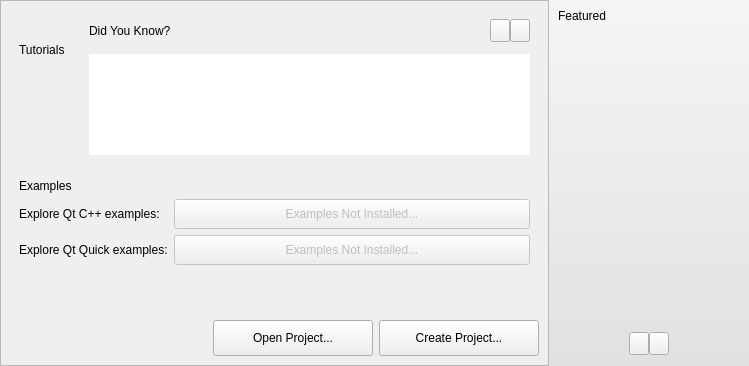
This is src/plugins/qt4projectmanager/gettingstartedwelcomepagewidget.ui in qt-creator/qt-creator as Qt 5 draws it before an edit. The edited form follows.
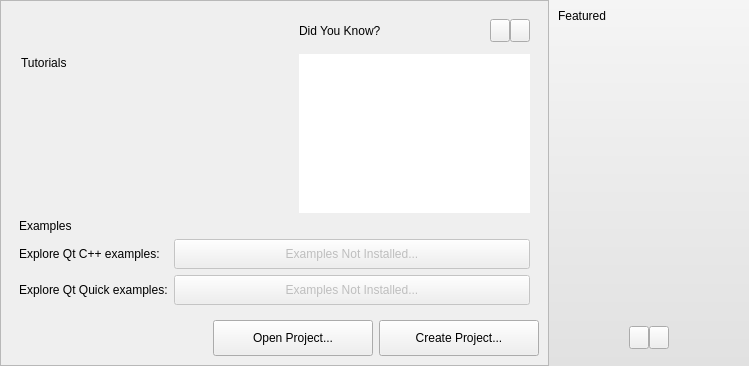
This is the edited form. Icons and pictures are not drawn. Custom widgets are drawn as their Qt base class.

Commit message:
Fix welcome screen with 120 dpi and translations with overlength
Task-number: QTCREATORBUG-2984

Patch:
```diff
--- a/src/plugins/qt4projectmanager/gettingstartedwelcomepagewidget.ui
+++ b/src/plugins/qt4projectmanager/gettingstartedwelcomepagewidget.ui
@@ -52,7 +52,20 @@
           </widget>
          </item>
          <item row="1" column="0">
-          <widget class="Utils::WelcomeModeTreeWidget" name="tutorialTreeWidget" native="true"/>
+          <widget class="Utils::WelcomeModeTreeWidget" name="tutorialTreeWidget" native="true">
+           <property name="minimumSize">
+            <size>
+             <width>260</width>
+             <height>0</height>
+            </size>
+           </property>
+           <property name="maximumSize">
+            <size>
+             <width>260</width>
+             <height>16777215</height>
+            </size>
+           </property>
+          </widget>
          </item>
         </layout>
        </widget>
@@ -67,20 +80,26 @@
         </property>
         <property name="minimumSize">
          <size>
-          <width>230</width>
+          <width>240</width>
           <height>0</height>
          </size>
         </property>
-        <property name="styleSheet">
-         <string notr="true"/>
+        <property name="maximumSize">
+         <size>
+          <width>240</width>
+          <height>16777215</height>
+         </size>
         </property>
         <layout class="QGridLayout" name="gridLayout_11">
+         <property name="leftMargin">
+          <number>0</number>
+         </property>
+         <property name="bottomMargin">
+          <number>0</number>
+         </property>
          <property name="verticalSpacing">
           <number>12</number>
          </property>
-         <property name="rightMargin">
-          <number>9</number>
-         </property>
          <item row="0" column="0">
           <layout class="QVBoxLayout" name="verticalLayout">
            <item>
@@ -248,6 +267,9 @@
          </sizepolicy>
         </property>
         <layout class="QGridLayout" name="gridLayout">
+         <property name="topMargin">
+          <number>0</number>
+         </property>
          <item row="0" column="0">
           <widget class="Utils::WelcomeModeLabel" name="demoTitleLabel_4">
            <property name="text">
@@ -316,7 +338,7 @@
         </layout>
        </widget>
       </item>
-      <item row="3" column="0" colspan="2">
+      <item row="2" column="0" colspan="2">
        <layout class="QHBoxLayout" name="horizontalLayout_2">
         <property name="spacing">
          <number>6</number>
@@ -368,22 +390,6 @@
         </item>
        </layout>
       </item>
-      <item row="2" column="0">
-       <spacer name="verticalSpacer_8">
-        <property name="orientation">
-         <enum>Qt::Vertical</enum>
-        </property>
-        <property name="sizeType">
-         <enum>QSizePolicy::MinimumExpanding</enum>
-        </property>
-        <property name="sizeHint" stdset="0">
-         <size>
-          <width>20</width>
-          <height>40</height>
-         </size>
-        </property>
-       </spacer>
-      </item>
      </layout>
     </widget>
    </item>
@@ -457,16 +463,14 @@
        </widget>
       </item>
       <item>
-       <layout class="QHBoxLayout" name="horizontalLayout">
-        <item>
-         <spacer name="horizontalSpacer_3">
+       <spacer name="verticalSpacer_8">
           <property name="orientation">
-           <enum>Qt::Horizontal</enum>
+         <enum>Qt::Vertical</enum>
           </property>
           <property name="sizeHint" stdset="0">
            <size>
-            <width>24</width>
-            <height>38</height>
+          <width>20</width>
+          <height>6</height>
            </size>
           </property>
          </spacer>
@@ -476,9 +480,10 @@
           <property name="text">
            <string notr="true"/>
           </property>
-         </widget>
-        </item>
-       </layout>
+        <property name="alignment">
+         <set>Qt::AlignRight|Qt::AlignTrailing|Qt::AlignVCenter</set>
+        </property>
+       </widget>
       </item>
       <item>
        <spacer name="verticalSpacer_5">
```
Lines whose indentation alone changed are shown as unchanged. The commit also changes 1 other file.
